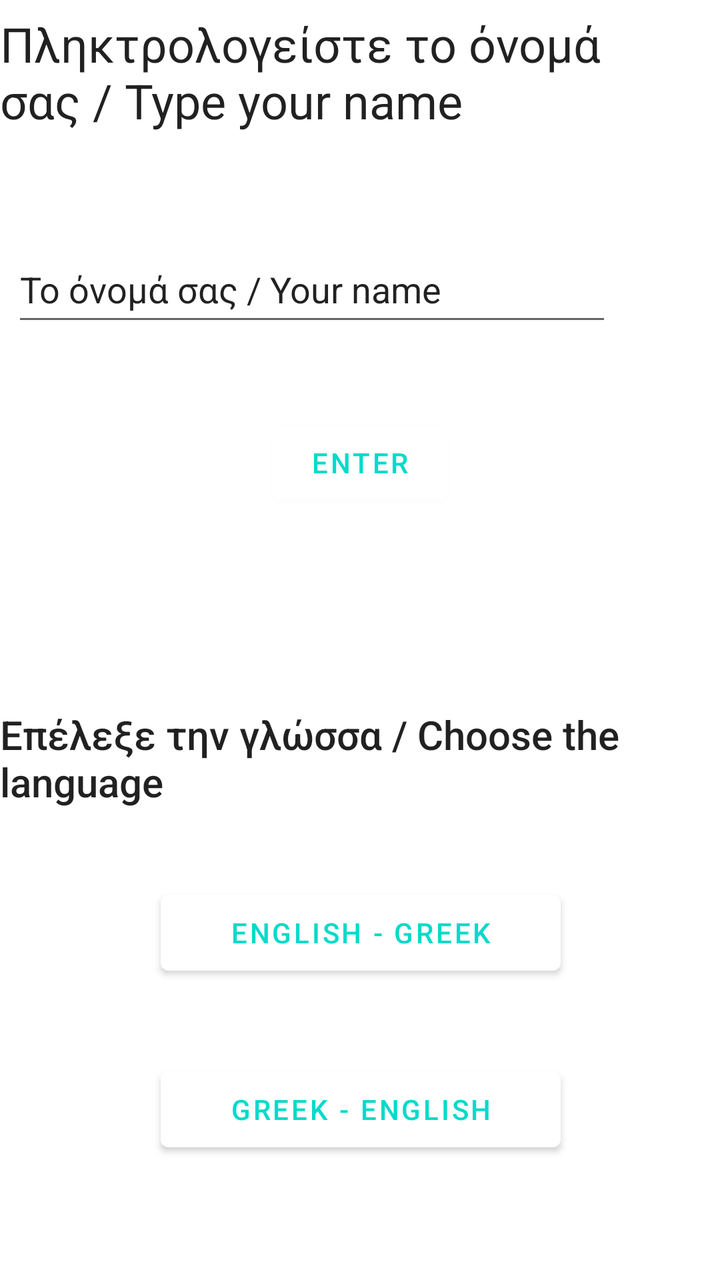
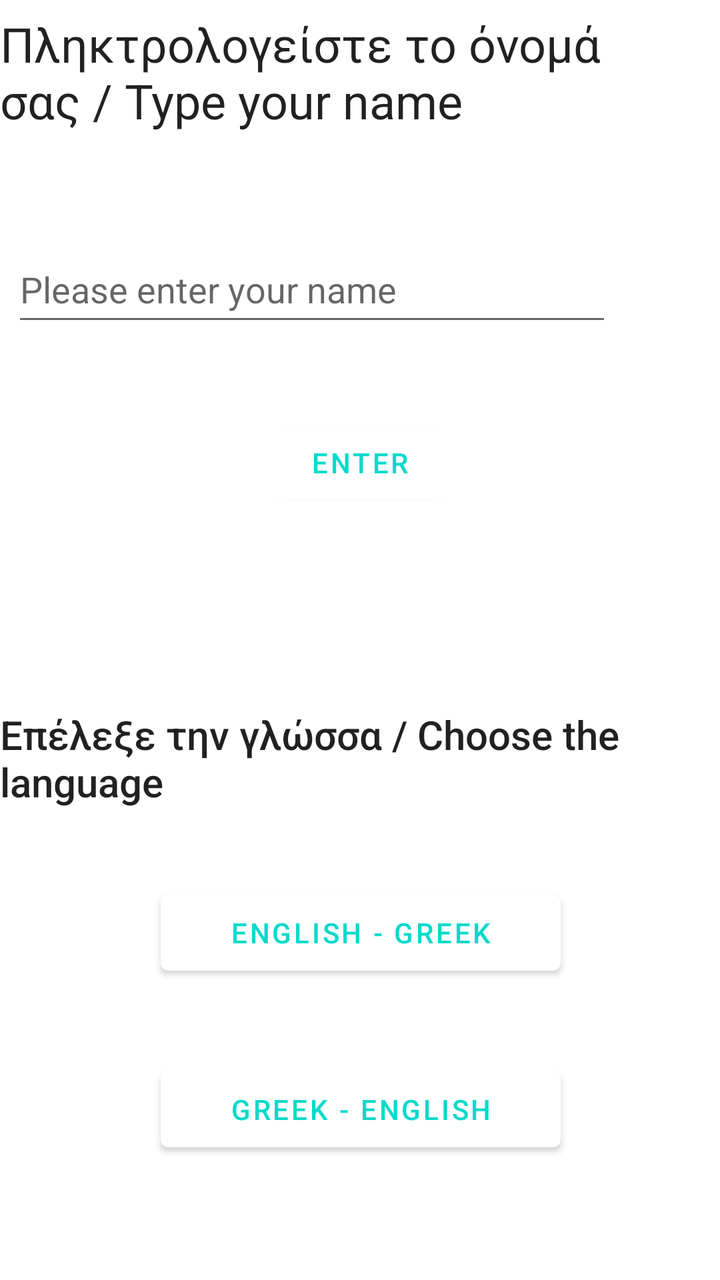

An Android layout rendered at two revisions. The XML below is the earlier revision; the diff shows what the commit changed to produce the second picture.
<!-- AndroidManifest.xml: application theme Theme.GreekQuizApp -->
<!-- res/layout/activity_main.xml -->
<?xml version="1.0" encoding="utf-8"?>
<androidx.constraintlayout.widget.ConstraintLayout xmlns:android="http://schemas.android.com/apk/res/android"
    xmlns:app="http://schemas.android.com/apk/res-auto"
    xmlns:tools="http://schemas.android.com/tools"
    android:layout_width="match_parent"
    android:layout_height="match_parent"
    tools:context=".ui.MainActivity">

    <Button
        android:id="@+id/en"
        android:layout_width="200dp"
        android:layout_height="50dp"
        android:text="@string/en_gr"
        app:layout_constraintBottom_toBottomOf="parent"
        app:layout_constraintEnd_toEndOf="parent"
        app:layout_constraintStart_toStartOf="parent"
        app:layout_constraintTop_toTopOf="parent"
        app:layout_constraintHorizontal_bias="0.502"
        app:layout_constraintVertical_bias="0.748" />

    <Button
        android:id="@+id/gr"
        android:layout_width="200dp"
        android:layout_height="50dp"
        android:text="@string/gr_en"
        app:layout_constraintBottom_toBottomOf="parent"
        app:layout_constraintEnd_toEndOf="parent"
        app:layout_constraintHorizontal_bias="0.502"
        app:layout_constraintStart_toStartOf="parent"
        app:layout_constraintTop_toTopOf="parent"
        app:layout_constraintVertical_bias="0.898" />

    <TextView
        android:id="@+id/nameView"
        android:layout_width="wrap_content"
        android:layout_height="wrap_content"
        android:text="Πληκτρολογείστε το όνομά σας / Type your name"
        android:textAppearance="@style/TextAppearance.AppCompat.Body1"
        android:textSize="24sp"
        app:layout_constraintBottom_toTopOf="@+id/editTextTextPersonName"
        app:layout_constraintEnd_toEndOf="parent"
        app:layout_constraintHorizontal_bias="0.1"
        app:layout_constraintStart_toStartOf="parent"
        app:layout_constraintTop_toTopOf="parent"
        app:layout_constraintVertical_bias="0.1" />

    <EditText
        android:id="@+id/editTextTextPersonName"
        android:layout_width="300dp"
        android:layout_height="50dp"
        android:ems="10"
        android:inputType="textPersonName"
        android:text="Το όνομά σας / Your name"
        app:layout_constraintBottom_toBottomOf="parent"
        app:layout_constraintEnd_toEndOf="parent"
        app:layout_constraintStart_toStartOf="parent"
        app:layout_constraintTop_toTopOf="parent"
        app:layout_constraintHorizontal_bias="0.1"
        app:layout_constraintVertical_bias="0.2"/>

    <Button
        android:id="@+id/enterButton"
        android:layout_width="wrap_content"
        android:layout_height="wrap_content"
        android:text="Enter"
        app:layout_constraintBottom_toBottomOf="parent"
        app:layout_constraintEnd_toEndOf="parent"
        app:layout_constraintHorizontal_bias="0.5"
        app:layout_constraintStart_toStartOf="parent"
        app:layout_constraintTop_toTopOf="parent"
        app:layout_constraintVertical_bias="0.35" />

    <TextView
        android:id="@+id/languageView"
        android:layout_width="wrap_content"
        android:layout_height="wrap_content"
        android:text="Επέλεξε την γλώσσα / Choose the language"
        android:textAppearance="@style/TextAppearance.AppCompat.Body2"
        android:textSize="20sp"
        app:layout_constraintBottom_toBottomOf="parent"
        app:layout_constraintEnd_toEndOf="parent"
        app:layout_constraintHorizontal_bias="1.0"
        app:layout_constraintStart_toStartOf="parent"
        app:layout_constraintTop_toTopOf="parent"
        app:layout_constraintVertical_bias="0.6" />

    <TextView
        android:id="@+id/nameHello"
        android:layout_width="wrap_content"
        android:layout_height="wrap_content"
        android:text=""
        android:textSize="24sp"
        app:layout_constraintBottom_toBottomOf="parent"
        app:layout_constraintEnd_toEndOf="parent"
        app:layout_constraintStart_toStartOf="parent"
        app:layout_constraintTop_toTopOf="parent"
        app:layout_constraintVertical_bias="0.5"
        app:layout_constraintHorizontal_bias="0.5"
         />


</androidx.constraintlayout.widget.ConstraintLayout>
<!-- resources referenced by this layout -->
<resources>
  <string name="en_gr">ENGLISH - GREEK</string>
  <string name="gr_en">GREEK - ENGLISH</string>
  <style name="Theme.GreekQuizApp" parent="Theme.MaterialComponents.DayNight.DarkActionBar">
          
          <item name="colorPrimary">#FFFFFF</item>
          <item name="colorPrimaryVariant">@color/colorBlue</item>
          <item name="colorOnPrimary">@color/colorBlue</item>
          
          <item name="colorSecondary">@color/colorBlue</item>
          <item name="colorSecondaryVariant">@color/colorBlue</item>
          <item name="colorOnSecondary">@color/colorBlue</item>
          
          <item name="android:statusBarColor" tools:targetApi="l">?attr/colorPrimaryVariant</item>
          
      </style>
  <color name="colorBlue">#03DACA</color>
</resources>

<!-- the commit's change to res/layout/activity_main.xml (unified diff, before → after) -->
@@ -50,7 +50,7 @@
         android:layout_height="50dp"
         android:ems="10"
         android:inputType="textPersonName"
-        android:text="Το όνομά σας / Your name"
+        android:hint="Please enter your name"
         app:layout_constraintBottom_toBottomOf="parent"
         app:layout_constraintEnd_toEndOf="parent"
         app:layout_constraintStart_toStartOf="parent"
